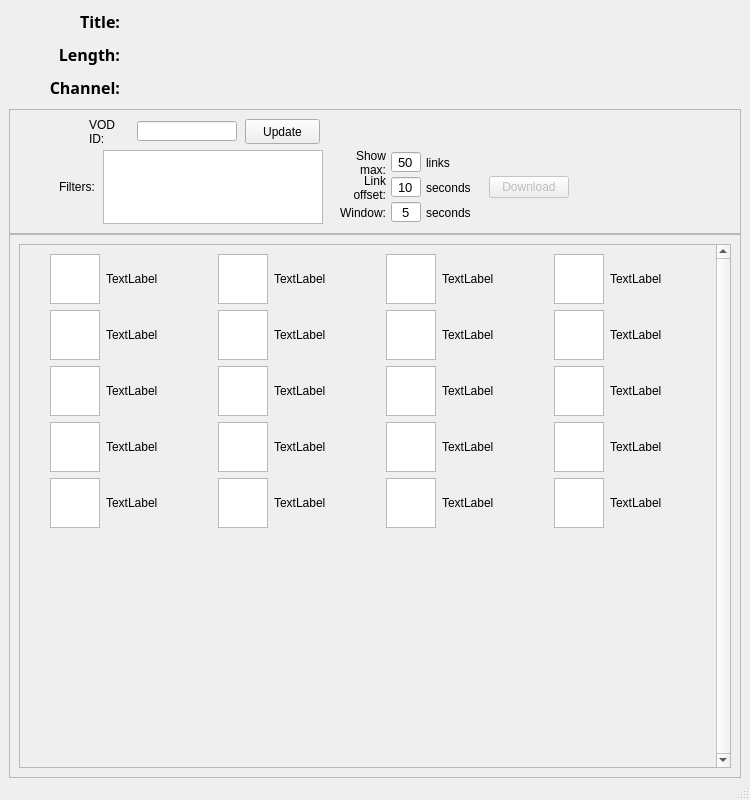
benmurphy7/twitch-crops, file app/resources/BasicForm.ui: the form before one commit.
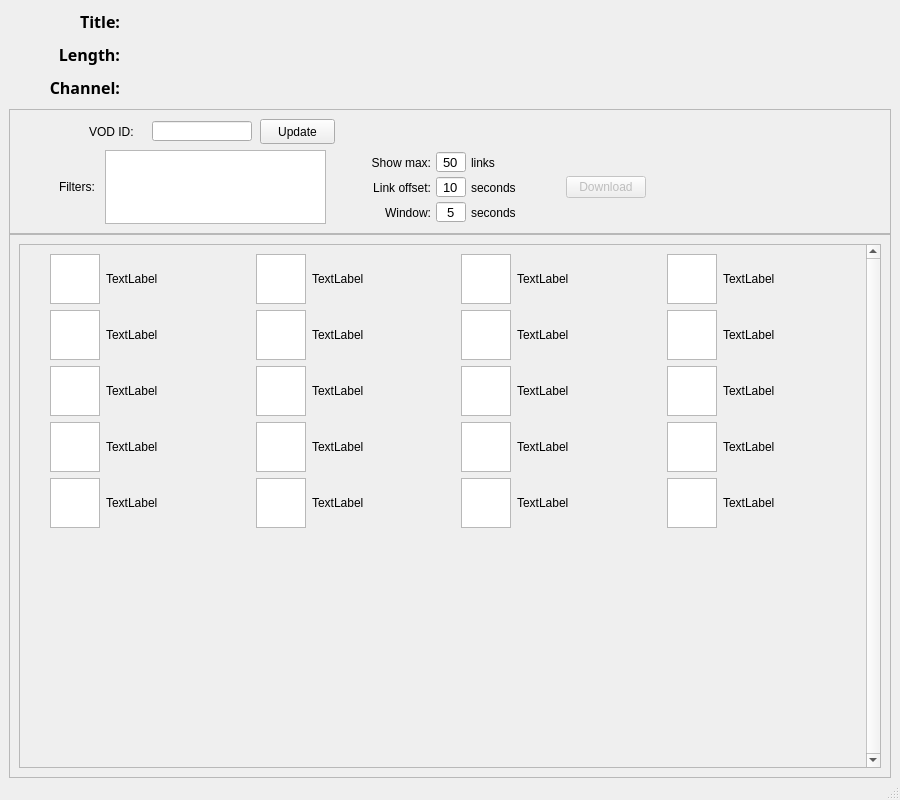
The form after the commit.

The edit to the form file:
```diff
--- a/app/resources/BasicForm.ui
+++ b/app/resources/BasicForm.ui
@@ -9,7 +9,7 @@
    <rect>
     <x>0</x>
     <y>0</y>
-    <width>750</width>
+    <width>900</width>
     <height>800</height>
    </rect>
   </property>
@@ -21,8 +21,8 @@
   </property>
   <property name="minimumSize">
    <size>
-    <width>600</width>
-    <height>600</height>
+    <width>900</width>
+    <height>800</height>
    </size>
   </property>
   <property name="windowTitle">
@@ -229,16 +229,25 @@
          </property>
          <item>
           <widget class="QLabel" name="label_21">
+           <property name="enabled">
+            <bool>true</bool>
+           </property>
+           <property name="sizePolicy">
+            <sizepolicy hsizetype="Minimum" vsizetype="Preferred">
+             <horstretch>0</horstretch>
+             <verstretch>0</verstretch>
+            </sizepolicy>
+           </property>
            <property name="minimumSize">
             <size>
-             <width>30</width>
+             <width>55</width>
              <height>25</height>
             </size>
            </property>
            <property name="maximumSize">
             <size>
-             <width>40</width>
-             <height>25</height>
+             <width>55</width>
+             <height>60</height>
             </size>
            </property>
            <property name="text">
@@ -251,7 +260,10 @@
             <set>Qt::AlignLeading|Qt::AlignLeft|Qt::AlignVCenter</set>
            </property>
            <property name="wordWrap">
-            <bool>true</bool>
+            <bool>false</bool>
+           </property>
+           <property name="margin">
+            <number>0</number>
            </property>
           </widget>
          </item>
@@ -360,7 +372,7 @@
        <item row="1" column="0">
         <layout class="QHBoxLayout" name="horizontalLayout_4">
          <property name="spacing">
-          <number>8</number>
+          <number>10</number>
          </property>
          <property name="sizeConstraint">
           <enum>QLayout::SetDefaultConstraint</enum>
@@ -413,6 +425,9 @@
            <property name="spacing">
             <number>2</number>
            </property>
+           <property name="leftMargin">
+            <number>15</number>
+           </property>
            <item>
             <layout class="QGridLayout" name="gridLayout_2">
              <property name="leftMargin">
@@ -427,23 +442,26 @@
              <item row="0" column="0">
               <widget class="QLabel" name="label_37">
                <property name="sizePolicy">
-                <sizepolicy hsizetype="Preferred" vsizetype="Preferred">
+                <sizepolicy hsizetype="Minimum" vsizetype="Preferred">
                  <horstretch>0</horstretch>
                  <verstretch>0</verstretch>
                 </sizepolicy>
                </property>
                <property name="minimumSize">
                 <size>
-                 <width>55</width>
+                 <width>80</width>
                  <height>25</height>
                 </size>
                </property>
                <property name="maximumSize">
                 <size>
-                 <width>40</width>
+                 <width>80</width>
                  <height>25</height>
                 </size>
                </property>
+               <property name="autoFillBackground">
+                <bool>false</bool>
+               </property>
                <property name="text">
                 <string>Show max:</string>
                </property>
@@ -454,7 +472,7 @@
                 <set>Qt::AlignRight|Qt::AlignTrailing|Qt::AlignVCenter</set>
                </property>
                <property name="wordWrap">
-                <bool>true</bool>
+                <bool>false</bool>
                </property>
                <property name="margin">
                 <number>0</number>
@@ -538,20 +556,20 @@
              <item row="1" column="0">
               <widget class="QLabel" name="label_22">
                <property name="sizePolicy">
-                <sizepolicy hsizetype="Preferred" vsizetype="Preferred">
+                <sizepolicy hsizetype="Minimum" vsizetype="Preferred">
                  <horstretch>0</horstretch>
                  <verstretch>0</verstretch>
                 </sizepolicy>
                </property>
                <property name="minimumSize">
                 <size>
-                 <width>55</width>
+                 <width>80</width>
                  <height>25</height>
                 </size>
                </property>
                <property name="maximumSize">
                 <size>
-                 <width>40</width>
+                 <width>80</width>
                  <height>25</height>
                 </size>
                </property>
@@ -565,7 +583,7 @@
                 <set>Qt::AlignRight|Qt::AlignTrailing|Qt::AlignVCenter</set>
                </property>
                <property name="wordWrap">
-                <bool>true</bool>
+                <bool>false</bool>
                </property>
               </widget>
              </item>
@@ -640,20 +658,20 @@
              <item row="2" column="0">
               <widget class="QLabel" name="label_40">
                <property name="sizePolicy">
-                <sizepolicy hsizetype="Preferred" vsizetype="Preferred">
+                <sizepolicy hsizetype="Minimum" vsizetype="Preferred">
                  <horstretch>0</horstretch>
                  <verstretch>0</verstretch>
                 </sizepolicy>
                </property>
                <property name="minimumSize">
                 <size>
-                 <width>55</width>
+                 <width>80</width>
                  <height>25</height>
                 </size>
                </property>
                <property name="maximumSize">
                 <size>
-                 <width>40</width>
+                 <width>80</width>
                  <height>25</height>
                 </size>
                </property>
@@ -667,7 +685,7 @@
                 <set>Qt::AlignRight|Qt::AlignTrailing|Qt::AlignVCenter</set>
                </property>
                <property name="wordWrap">
-                <bool>true</bool>
+                <bool>false</bool>
                </property>
               </widget>
              </item>
@@ -747,6 +765,14 @@
           </layout>
          </item>
          <item>
+          <layout class="QHBoxLayout" name="horizontalLayout_2">
+           <property name="leftMargin">
+            <number>30</number>
+           </property>
+           <property name="rightMargin">
+            <number>20</number>
+           </property>
+           <item>
           <widget class="QPushButton" name="harvestBtn">
            <property name="enabled">
             <bool>false</bool>
@@ -762,6 +788,8 @@
            </property>
           </widget>
          </item>
+          </layout>
+         </item>
          <item>
           <spacer name="horizontalSpacer_3">
            <property name="orientation">
@@ -838,8 +866,8 @@
            <rect>
             <x>0</x>
             <y>0</y>
-            <width>693</width>
-            <height>509</height>
+            <width>846</width>
+            <height>512</height>
            </rect>
           </property>
           <property name="sizePolicy">
```
Left out of the diff: 12 changed lines with no effect on the pictures. Lines whose indentation alone changed are shown as unchanged.
